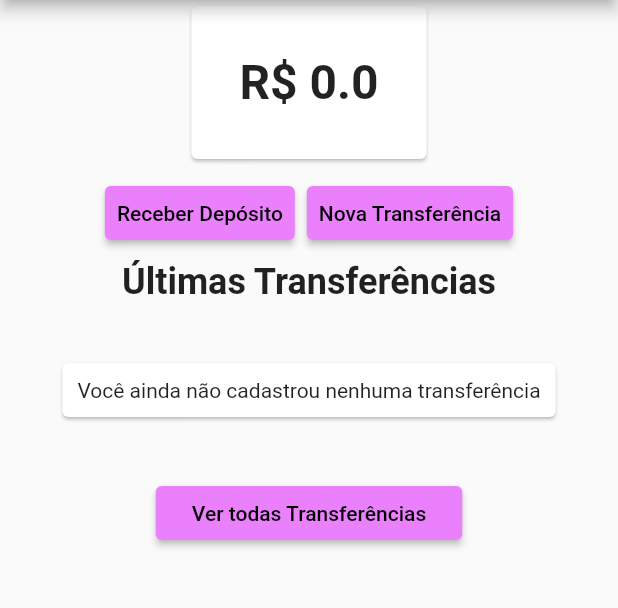
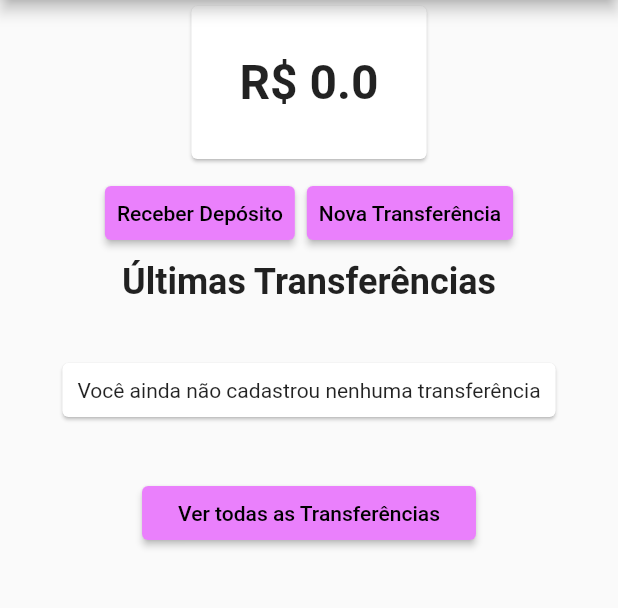
Before and after one commit to Kierico/app_kiericobank_intellij, a Flutter app: the screen it shows after launch, on a phone screen of 412 x 824 dp, the part 84-692 px from its top. Run offline on Flutter 3.47's test engine with Material 2 defaults, Android fonts, the phone set to English and light mode, and no system bars.

Commit message:
Implementando o Dashboard

```diff
--- a/lib/screens/transferencia/ultimas.dart
+++ b/lib/screens/transferencia/ultimas.dart
@@ -39,7 +39,7 @@ class UltimasTransferencias extends StatelessWidget {
           );
         }),
         RaisedButton(
-          child: Text('Ver todas Transferências'),
+          child: Text('Ver todas as Transferências'),
           onPressed: () {
             Navigator.push(
               context,
```
